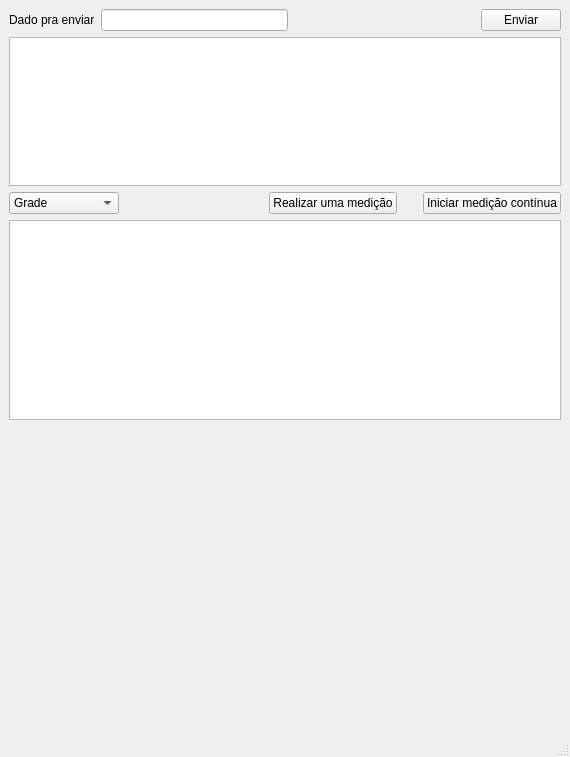
Old version of the form ui/MainWindow.ui in the repository felipebarino/teste_grade.
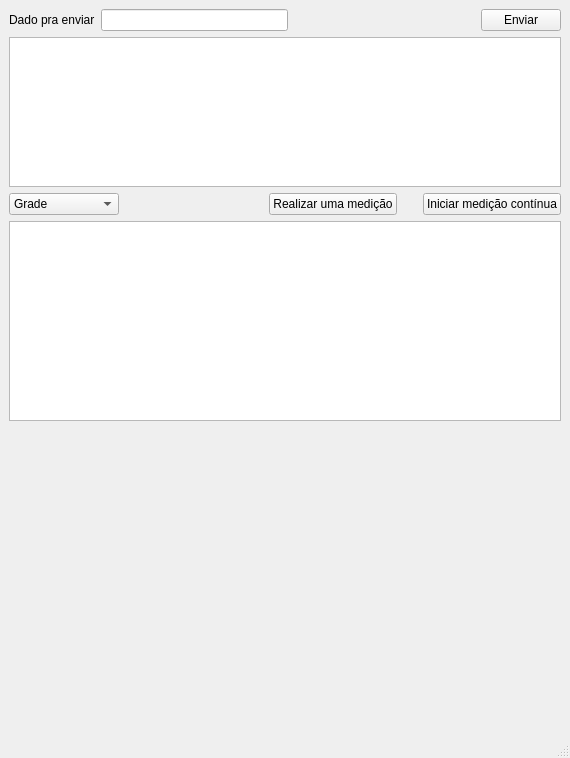
New version of the form. Icons and pictures are not drawn. Custom widgets are drawn as their Qt base class.

Diff of the .ui file:
```diff
--- a/ui/MainWindow.ui
+++ b/ui/MainWindow.ui
@@ -7,7 +7,7 @@
     <x>0</x>
     <y>0</y>
     <width>570</width>
-    <height>757</height>
+    <height>758</height>
    </rect>
   </property>
   <property name="windowTitle">
```
Left out of the diff: 8 changed lines with no effect on the pictures.
